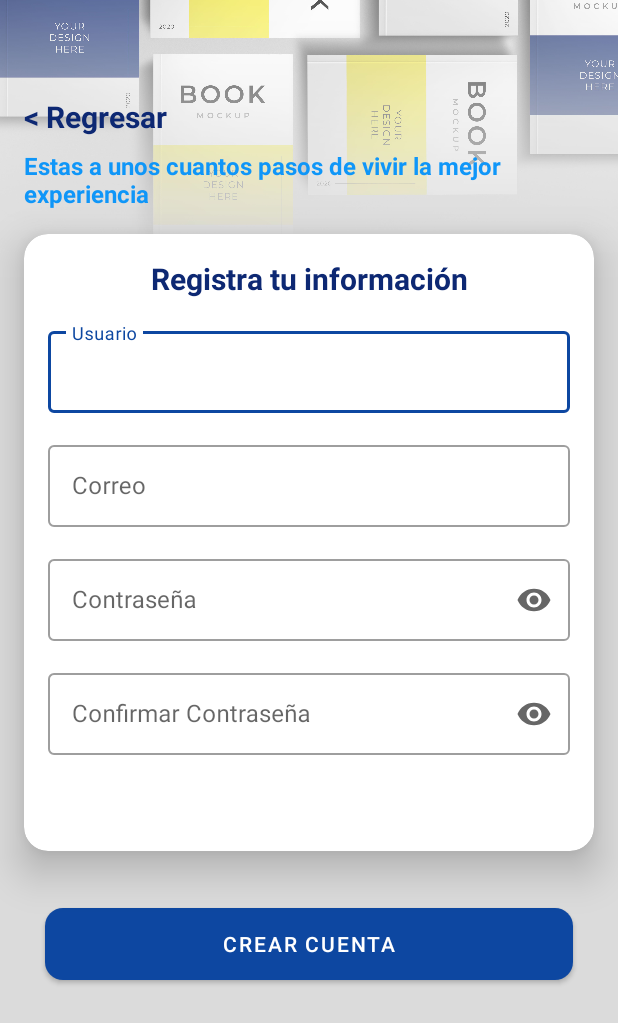
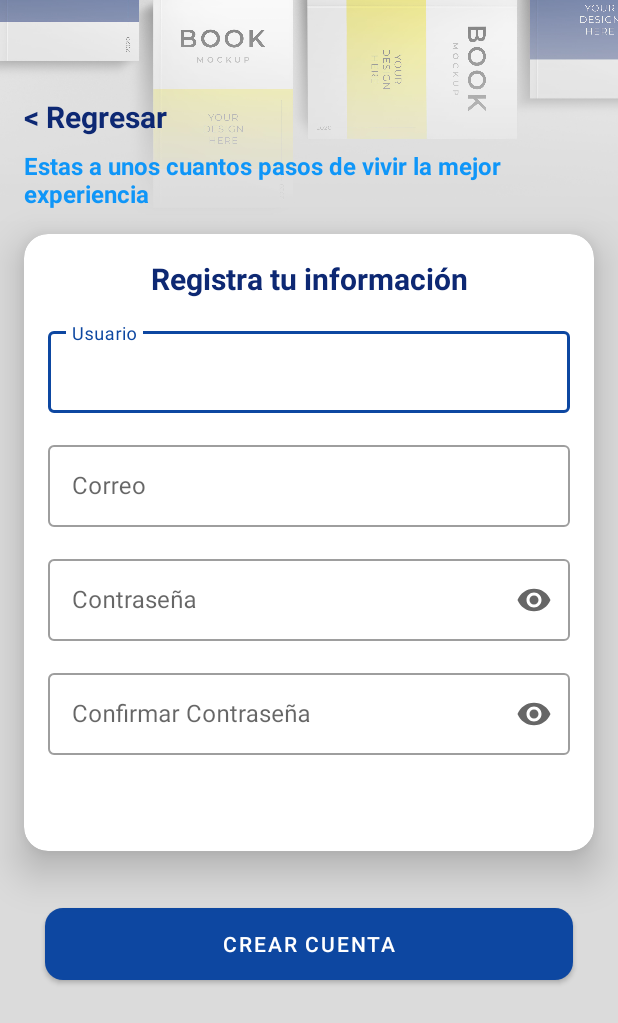
Before and after one commit to FabianGC0610/Kodemia_Fabian, an Android app: the SiginActivity screen opened directly, with no data from a screen before it, on a phone screen of 412 x 824 dp. Shown: the top 1023 px of the screen. Run offline under Robolectric (Android 15) with nearby library versions, the phone set to English and light mode, and no system bars.

```diff
--- a/app/src/main/res/layout/activity_details.xml
+++ b/app/src/main/res/layout/activity_details.xml
@@ -10,9 +10,9 @@
 
     <ImageView
         android:id="@+id/imageView6"
-        android:layout_width="wrap_content"
-        android:layout_height="wrap_content"
-        android:layout_marginTop="-300dp"
+        android:layout_width="match_parent"
+        android:layout_height="150dp"
+        android:scaleType="centerCrop"
         app:layout_constraintEnd_toEndOf="parent"
         app:layout_constraintStart_toStartOf="parent"
         app:layout_constraintTop_toTopOf="parent"
--- a/app/src/main/res/layout/activity_login.xml
+++ b/app/src/main/res/layout/activity_login.xml
@@ -10,9 +10,9 @@
 
     <ImageView
         android:id="@+id/imageView8"
-        android:layout_width="wrap_content"
-        android:layout_height="wrap_content"
-        android:layout_marginTop="-250dp"
+        android:layout_width="match_parent"
+        android:layout_height="250dp"
+        android:scaleType="centerCrop"
         app:layout_constraintEnd_toEndOf="parent"
         app:layout_constraintStart_toStartOf="parent"
         app:layout_constraintTop_toTopOf="parent"
--- a/app/src/main/res/layout/activity_sigin.xml
+++ b/app/src/main/res/layout/activity_sigin.xml
@@ -9,9 +9,9 @@
 
     <ImageView
         android:id="@+id/imageView7"
-        android:layout_width="wrap_content"
-        android:layout_height="wrap_content"
-        android:layout_marginTop="-300dp"
+        android:layout_width="match_parent"
+        android:layout_height="150dp"
+        android:scaleType="centerCrop"
         app:layout_constraintEnd_toEndOf="parent"
         app:layout_constraintStart_toStartOf="parent"
         app:layout_constraintTop_toTopOf="parent"
@@ -91,6 +91,7 @@
                         android:layout_height="60dp"
                         android:layout_marginHorizontal="16dp"
                         android:layout_marginTop="16dp"
+                        app:errorEnabled="true"
                         app:layout_constraintEnd_toEndOf="parent"
                         app:layout_constraintStart_toStartOf="parent"
                         app:layout_constraintTop_toBottomOf="@+id/textView4">
--- a/app/src/main/res/layout/fragment_home.xml
+++ b/app/src/main/res/layout/fragment_home.xml
@@ -10,8 +10,8 @@
     <ImageView
         android:id="@+id/imageView3"
         android:layout_width="wrap_content"
-        android:layout_height="wrap_content"
-        android:layout_marginTop="-300dp"
+        android:layout_height="150dp"
+        android:scaleType="centerCrop"
         android:src="@drawable/banner"
         app:layout_constraintEnd_toEndOf="parent"
         app:layout_constraintStart_toStartOf="parent"
--- a/app/src/main/res/layout/fragment_list.xml
+++ b/app/src/main/res/layout/fragment_list.xml
@@ -9,9 +9,9 @@
 
     <ImageView
         android:id="@+id/imageView9"
-        android:layout_width="wrap_content"
-        android:layout_height="wrap_content"
-        android:layout_marginTop="-300dp"
+        android:layout_width="match_parent"
+        android:layout_height="150dp"
+        android:scaleType="centerCrop"
         android:src="@drawable/banner"
         app:layout_constraintEnd_toEndOf="parent"
         app:layout_constraintStart_toStartOf="parent"
--- a/app/src/main/res/layout/fragment_user.xml
+++ b/app/src/main/res/layout/fragment_user.xml
@@ -9,9 +9,9 @@
 
     <ImageView
         android:id="@+id/imageView10"
-        android:layout_width="wrap_content"
-        android:layout_height="wrap_content"
-        android:layout_marginTop="-300dp"
+        android:layout_width="match_parent"
+        android:layout_height="150dp"
+        android:scaleType="centerCrop"
         android:src="@drawable/banner"
         app:layout_constraintEnd_toEndOf="parent"
         app:layout_constraintStart_toStartOf="parent"
```
